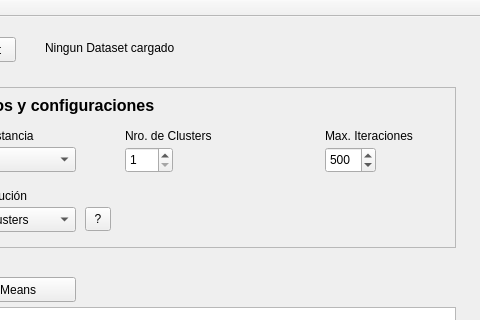
Old version of the form mainwindow.ui in the repository alfonsoromanz/KMeansTool; both pictures show x 105 to 585 and y 0 to 320 of the 585 by 584 pixel window.
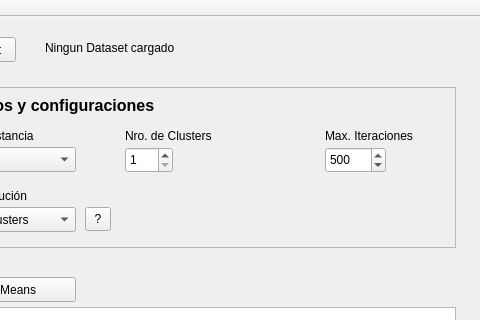
New version of the form.

The edit to the form file:
```diff
--- a/mainwindow.ui
+++ b/mainwindow.ui
@@ -148,7 +148,7 @@
       <rect>
        <x>420</x>
        <y>60</y>
-       <width>51</width>
+       <width>61</width>
        <height>26</height>
       </rect>
      </property>
```
